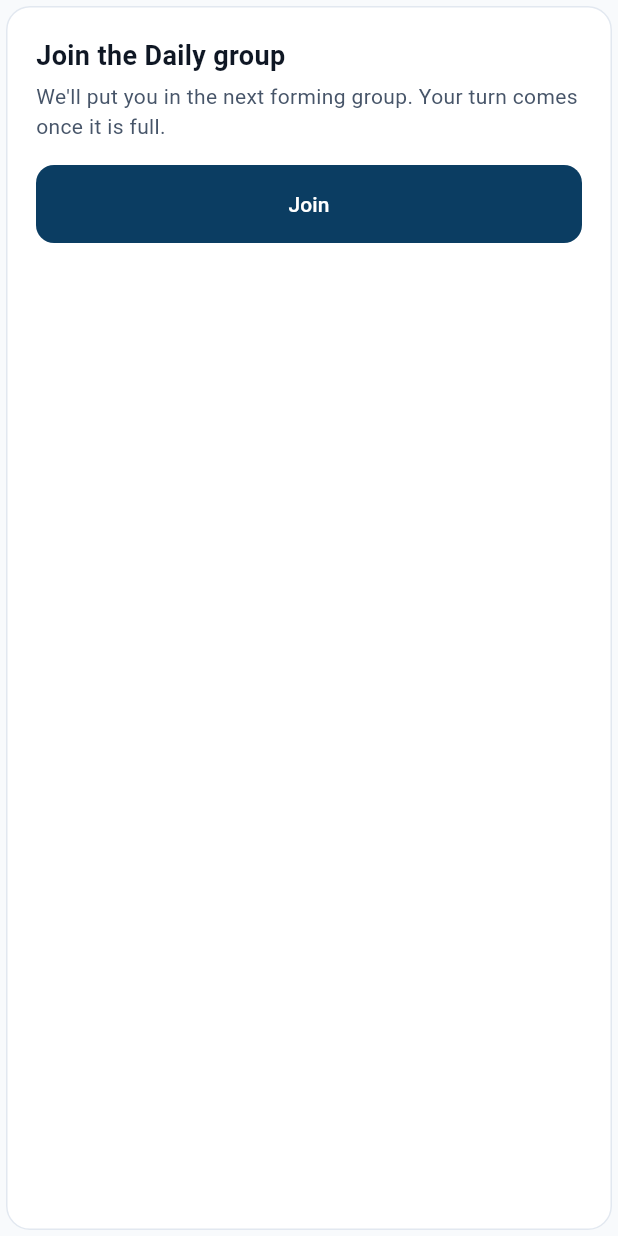
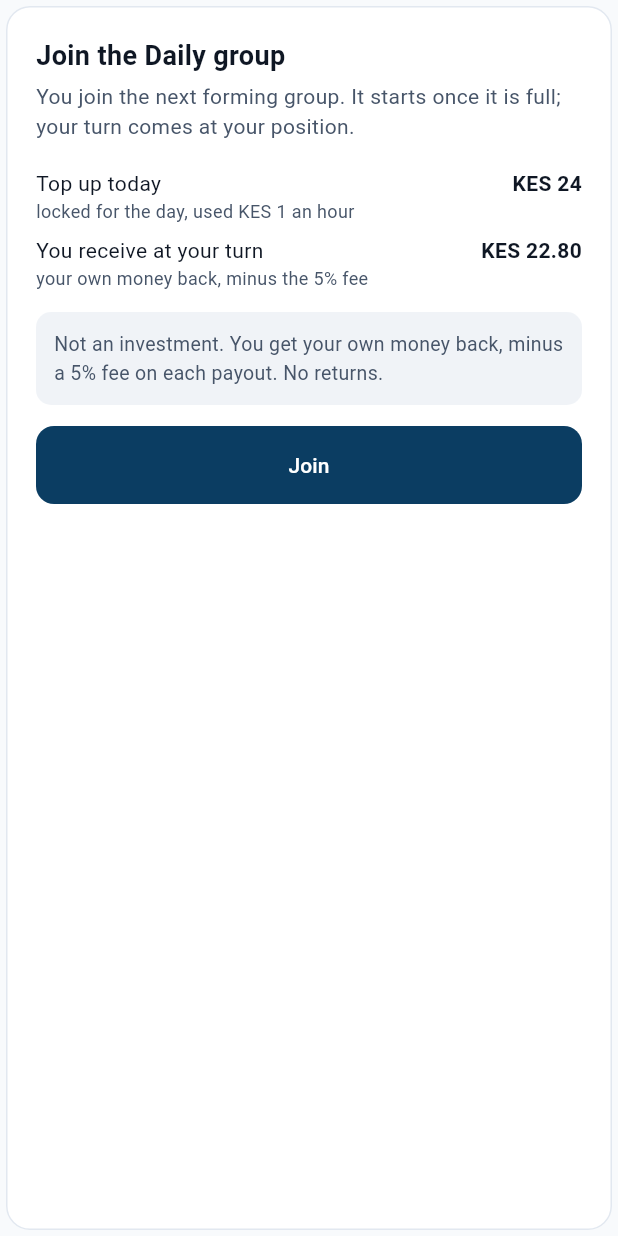
Before and after one commit to TisoneK/bobly-tide, a Flutter app: the _JoinCard widget shown alone on an empty page, opened directly with empty values, on a phone screen of 412 x 824 dp. Run offline on Flutter 3.47's test engine with Material 3 defaults, Android fonts, the light colour scheme and no system bars; our stand-ins replace flutter_riverpod; network calls fail.

Commit message:
feat(app): pilot screen-review fixes — Join disclosure, Available/Held, display, phone normalizer
Addresses the screen review (ADR-14); client + spec side.

- Join card: upfront cost (Top up KES 24, locked, used KES 1/hour; you
  receive KES 22.80 = your money back minus 5% fee) + a no-returns line;
  fixed the 'your turn comes once it is full' copy
- Wallet: Available vs Held split (held labelled 'returned as your cycle
  runs'), hold entries neutral not red, payout receipt shows pot/fee/
  received, Withdraw disabled below the KES 50 minimum
- Group turn order: first name (optional) over masked phone, never the full
  number; verification screen captures the first name (POST /auth/profile)
- Phone normalizer (lib/phone.dart, tested): +254../254../07../01../7../1..
  → canonical; sign-in consent line; backend validator broadened to 254(7|1)
- Spec: revenue table starts at pilot size (120); join fee listed as a
  later KES 1-5 option in §5.3 (none in v1). screen-review.md tracks the
  rest (missing pilot screens)

Ledger-Session: S002

```diff
--- a/app/lib/api/api_client.dart
+++ b/app/lib/api/api_client.dart
@@ -36,6 +36,8 @@ class ApiClient {
 
   Future<void> submitKyc(String kind, String reference) =>
       _post('/verification/submit', {'kind': kind, 'reference': reference});
+
+  Future<void> setProfile(String displayName) => _post('/auth/profile', {'displayName': displayName});
 
   // --- groups / wallets (require a token) ---
   /// Join the Daily package; the server allocates a filling group.
--- a/app/lib/screens/home_screen.dart
+++ b/app/lib/screens/home_screen.dart
@@ -169,9 +169,24 @@ class _JoinCard extends StatelessWidget {
           children: [
             const Text('Join the Daily group', style: TextStyle(fontSize: 18, fontWeight: FontWeight.w700)),
             const SizedBox(height: 4),
-            const Text('We\'ll put you in the next forming group. Your turn comes once it is full.',
+            const Text('You join the next forming group. It starts once it is full; your turn comes at your position.',
                 style: TextStyle(color: BoblyColors.slate)),
-            const SizedBox(height: 16),
+            const SizedBox(height: 14),
+            const _CostLine('Top up today', 'KES 24', note: 'locked for the day, used KES 1 an hour'),
+            const _CostLine('You receive at your turn', 'KES 22.80', note: 'your own money back, minus the 5% fee'),
+            const SizedBox(height: 10),
+            Container(
+              padding: const EdgeInsets.all(12),
+              decoration: BoxDecoration(
+                color: BoblyColors.mist.withOpacity(0.5),
+                borderRadius: BorderRadius.circular(10),
+              ),
+              child: const Text(
+                'Not an investment. You get your own money back, minus a 5% fee on each payout. No returns.',
+                style: TextStyle(color: BoblyColors.slate, fontSize: 13),
+              ),
+            ),
+            const SizedBox(height: 14),
             FilledButton(
               onPressed: loading ? null : onJoin,
               child: loading
@@ -180,6 +195,35 @@ class _JoinCard extends StatelessWidget {
             ),
           ],
         ),
+      ),
+    );
+  }
+}
+
+class _CostLine extends StatelessWidget {
+  final String label;
+  final String amount;
+  final String? note;
+  const _CostLine(this.label, this.amount, {this.note});
+
+  @override
+  Widget build(BuildContext context) {
+    return Padding(
+      padding: const EdgeInsets.symmetric(vertical: 4),
+      child: Row(
+        crossAxisAlignment: CrossAxisAlignment.start,
+        children: [
+          Expanded(
+            child: Column(
+              crossAxisAlignment: CrossAxisAlignment.start,
+              children: [
+                Text(label),
+                if (note != null) Text(note!, style: const TextStyle(color: BoblyColors.slate, fontSize: 12)),
+              ],
+            ),
+          ),
+          Text(amount, style: const TextStyle(fontWeight: FontWeight.w700)),
+        ],
       ),
     );
   }
```
Also changed, not shown: app/lib/models.dart (+21 -3 lines), app/lib/phone.dart (added, +20 -0 lines), app/lib/screens/group_screen.dart (+6 -4 lines), app/lib/screens/sign_in_screen.dart (+12 -7 lines), app/lib/screens/verification_screen.dart (+30 -0 lines), app/lib/screens/wallet_screen.dart (+34 -11 lines), 6 other files.
